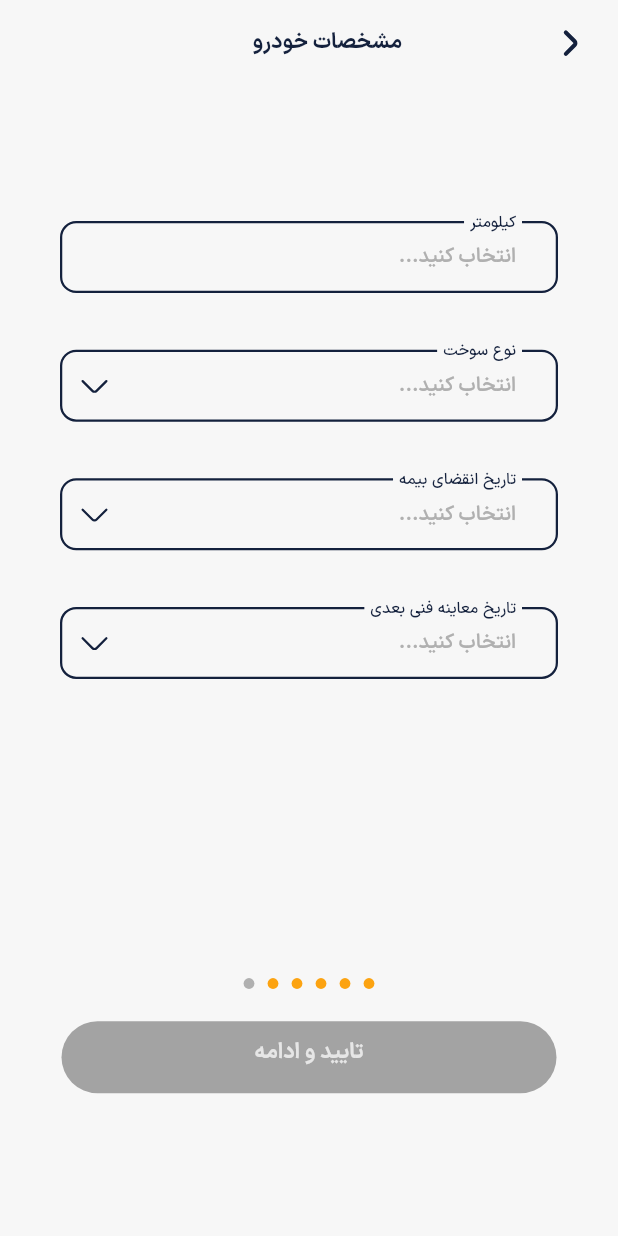
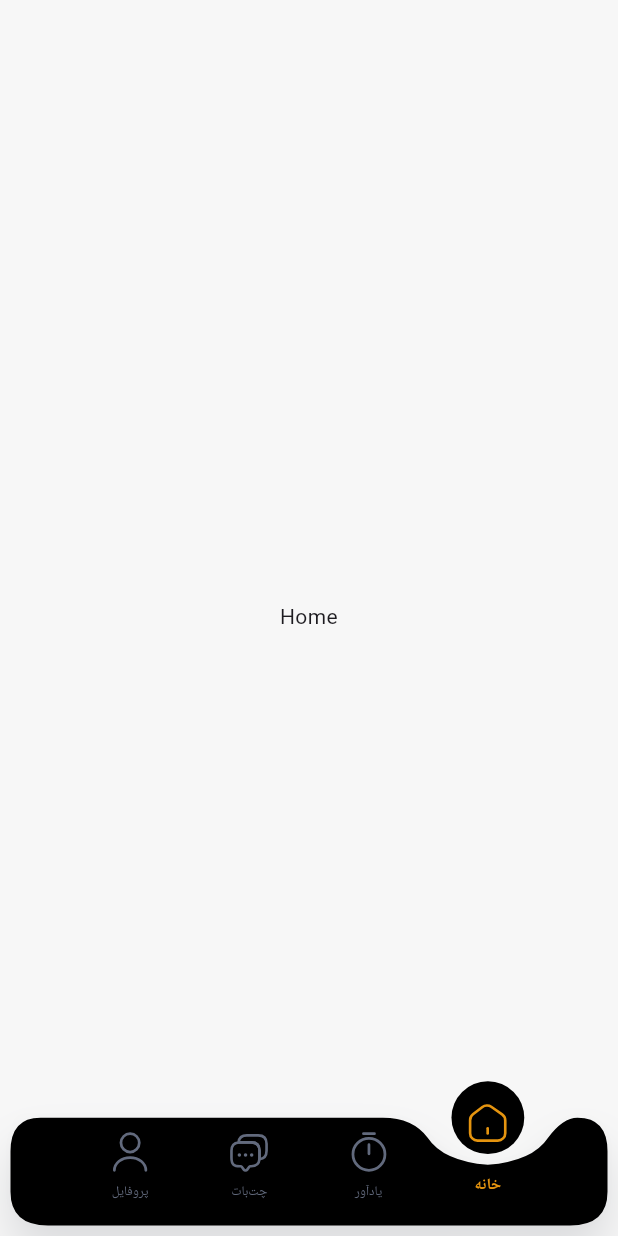
Before and after one commit to Mahan-Saljoughian/MotoGen, a Flutter app: the screen it shows after launch, on a phone screen of 412 x 824 dp. Run offline on Flutter 3.47's test engine with Material 3 defaults, Android fonts, the phone set to English and light mode, and no system bars; our stand-ins replace flutter_riverpod, flutter_screenutil, flutter_svg, logger, shamsi_date, shared_preferences.

Commit message:
developed animated custom navbar

```diff
--- a/lib/core/constants/app_icons.dart
+++ b/lib/core/constants/app_icons.dart
@@ -11,9 +11,9 @@ class AppIcons {
   static const String send = "assets/icons/send.svg";
   static const String loadingDotTop = "assets/icons/loading_dot_top.svg";
   static const String loadingDotBottom = "assets/icons/loading_dot_bottom.svg";
-  static const String user = "assets/icons/user.svg";
-  static const String messages = "assets/icons/messages.svg";
-  static const String timer = "assets/icons/timer.svg";
+  static const String profile = "assets/icons/user.svg";
+  static const String chatbot = "assets/icons/messages.svg";
+  static const String notifier = "assets/icons/timer.svg";
   static const String home = "assets/icons/home.svg";
   static const String errorCircle = "assets/icons/error_circle.svg";
 }
--- a/lib/features/car_info/viewmodels/date_input_view_model.dart
+++ b/lib/features/car_info/viewmodels/date_input_view_model.dart
@@ -67,7 +67,7 @@ class DateInputViewModel extends ChangeNotifier {
   }
 
   bool get _isFutureDateValid {
-    if (_isFieldsValid) return false;
+    if (!_isFieldsValid) return false;
     final inputDate = asDateTime;
     if (inputDate == null) return false;
     final now = DateTime.now();
--- a/lib/features/car_info/widgets/bottomsheet_date_show.dart
+++ b/lib/features/car_info/widgets/bottomsheet_date_show.dart
@@ -301,6 +301,7 @@ class _BottomsheetDateShowState extends ConsumerState<BottomsheetDateShow> {
                   ),
                 ),
               if (!dateVM.isFieldsValid) SizedBox(height: 60.h),
+              if (dateVM.isDateValid) SizedBox(height: 60.h),
               OnboardingButton(
                 onPressed: () {
                   final pickedDate = dateVM.asDateTime;
--- /dev/null
+++ b/lib/features/nav_bar/custom_nav_bar.dart
@@ -0,0 +1,249 @@
+// nav_bar.dart
+import 'package:flutter/material.dart';
+import 'package:flutter_screenutil/flutter_screenutil.dart';
+import 'package:flutter_svg/flutter_svg.dart';
+import 'package:motogen/core/constants/app_colors.dart';
+import 'package:motogen/core/constants/app_icons.dart';
+import 'package:motogen/features/nav_bar/nav_bar_painter.dart';
+
+class CustomNavBar extends StatefulWidget {
+  final int selected;
+  final Function(int) onTap;
+  final TickerProvider vsync;
+
+  const CustomNavBar({
+    super.key,
+    required this.selected,
+    required this.onTap,
+    required this.vsync,
+  });
+
+  @override
+  State<CustomNavBar> createState() => _NavBarState();
+}
+
+class _NavBarState extends State<CustomNavBar> {
+  static const defaultPadding = 40.0;
+  static const defaultMargin = 7.0;
+
+  int noOfIcons = 4;
+
+  List<String> icons = [
+    AppIcons.home,
+    AppIcons.notifier,
+    AppIcons.chatbot,
+    AppIcons.profile,
+  ];
+
+  List<String> labels = ['خانه', 'یادآور', 'چت‌بات', 'پروفایل'];
+
+  late double position;
+  late AnimationController controller;
+  late Animation<double> animation;
+
+
+  @override
+  void initState() {
+    controller = AnimationController(
+      vsync: widget.vsync,
+      duration: const Duration(milliseconds: 375),
+    );
+
+    super.initState();
+  }
+
+  int getVisualIndex(int index) {
+    final isRTL = Directionality.of(context) == TextDirection.rtl;
+    return isRTL ? index : (noOfIcons - 1 - index);
+  }
+
+  double getEndPosition(
+    int index,
+    double screenWidth,
+    double horzPadding,
+    double horzMargin,
+  ) {
+    double totalMargin = 2 * horzMargin;
+    double totalPadding = 2 * horzPadding;
+    double valueToOmit = totalMargin + totalPadding;
+    int slot = getVisualIndex(index);
+    double slotWidth = (screenWidth - valueToOmit) / noOfIcons;
+    return (slotWidth * slot + horzPadding) + (slotWidth / 2) - 70.w;
+  }
+
+  void _setPosition(
+    int idx,
+    double screenWidth,
+    double horzPadding,
+    double horzMargin,
+  ) {
+    position = getEndPosition(idx, screenWidth, horzPadding, horzMargin);
+    animation = Tween<double>(
+      begin: position,
+      end: position,
+    ).animate(controller);
+    setState(() {});
+  }
+
+  void animateDrop(
+    int index,
+    double screenWidth,
+    double horzPadding,
+    double horzMargin,
+  ) {
+    final newPos = getEndPosition(index, screenWidth, horzPadding, horzMargin);
+    animation = Tween<double>(
+      begin: position,
+      end: newPos,
+    ).animate(CurvedAnimation(parent: controller, curve: Curves.easeOutBack));
+    controller.forward(from: 0).then((_) {
+      position = newPos;
+    });
+    setState(() {});
+  }
+
+  @override
+  void didUpdateWidget(CustomNavBar oldWidget) {
+    if (widget.selected != oldWidget.selected) {
+      final mq = MediaQuery.of(context);
+      final horzPadding = 40.0.w;
+      final horzMargin = 7.0.w;
+      animateDrop(widget.selected, mq.size.width, horzPadding, horzMargin);
+    }
+    super.didUpdateWidget(oldWidget);
+  }
+
+  @override
+  void didChangeDependencies() {
+    super.didChangeDependencies();
+
+    WidgetsBinding.instance.addPostFrameCallback((_) {
+      if (mounted) {
+        final mq = MediaQuery.of(context);
+        final horzPadding = 40.0.w;
+        final horzMargin = 7.0.w;
+        _setPosition(widget.selected, mq.size.width, horzPadding, horzMargin);
+      }
+    });
+  }
+
+  @override
+  void dispose() {
+    controller.dispose();
+    super.dispose();
+  }
+
+  @override
+  Widget build(BuildContext context) {
+
+    final mq = MediaQuery.of(context);
+    final screenWidth = mq.size.width;
+    final horizontalPadding = 40.0.w;
+    final horizontalMargin = 7.0.w;
+    final isRTL = Directionality.of(context) == TextDirection.rtl;
+
+    return Padding(
+      padding: EdgeInsets.only(
+        bottom: horizontalMargin,
+        left: horizontalMargin,
+        right: horizontalMargin,
+      ),
+      child: AnimatedBuilder(
+        animation: controller,
+        builder: (context, child) {
+          return CustomPaint(
+            painter: NavBarPainter(animation.value, isRTL),
+            size: Size(screenWidth - (2 * horizontalMargin), 80.0.h),
+            child: SizedBox(
+              height: 120.0.h,
+              width: screenWidth - (2 * horizontalMargin),
+              child: Padding(
+                padding: EdgeInsets.symmetric(horizontal: horizontalPadding),
+                child: Row(
+                  crossAxisAlignment: CrossAxisAlignment.end,
+                  children: icons.asMap().entries.map((entry) {
+                    int index = entry.key;
+                    String icon = entry.value;
+                    String label = labels[index];
+                    final isSelected = widget.selected == index;
+
+                    return GestureDetector(
+                      onTap: () {
+                        debugPrint(
+                          'debug Tapped index $index, visual slot: ${getVisualIndex(index)}',
+                        );
+                        if (widget.selected != index) {
+                          widget.onTap(index);
+                        }
+                      },
+                      child: AnimatedContainer(
+                        duration: const Duration(milliseconds: 375),
+                        curve: Curves.easeOut,
+                        width:
+                            (screenWidth -
+                                (2 * horizontalMargin) -
+                                (2 * horizontalPadding)) /
+                            noOfIcons,
+                        padding: EdgeInsets.only(top: 14.h, bottom: 16.h),
+                        alignment: Alignment.bottomCenter,
+                        child: Column(
+                          mainAxisAlignment: MainAxisAlignment.end,
+                          mainAxisSize: MainAxisSize.min,
+                          children: [
+                            AnimatedPadding(
+                              duration: const Duration(milliseconds: 375),
+                              curve: Curves.easeOutCubic,
+                              padding: EdgeInsets.only(
+                                bottom: isSelected ? 16.h : 0,
+                              ),
+                              child: AnimatedSwitcher(
+                                duration: const Duration(milliseconds: 375),
+                                child: SvgPicture.asset(
+                                  icon,
+                                  key: ValueKey(
+                                    isSelected ? 'yellow$index' : 'gray$index',
+                                  ),
+                                  width: 30.0.w,
+                                  colorFilter: ColorFilter.mode(
+                                    isSelected
+                                        ? AppColors.orange600
+                                        : AppColors.blue300,
+                                    BlendMode.srcIn,
+                                  ),
+                                ),
+                              ),
+                            ),
+                            SizedBox(height: 6.h),
+                            AnimatedPadding(
+                              duration: const Duration(milliseconds: 300),
+                              padding: EdgeInsets.only(
+                                bottom: isSelected ? 6.0.h : 2.0.h,
+                              ),
+                              child: AnimatedDefaultTextStyle(
+                                duration: const Duration(milliseconds: 300),
+                                style: TextStyle(
+                                  fontSize: isSelected ? 11.71.sp : 9.76.sp,
+                                  fontWeight: isSelected
+                                      ? FontWeight.w600
+                                      : FontWeight.w500,
+                                  color: isSelected
+                                      ? AppColors.orange600
+                                      : AppColors.blue300,
+                                ),
+                                child: Text(label),
+                              ),
+                            ),
+                          ],
+                        ),
+                      ),
+                    );
+                  }).toList(),
+                ),
+              ),
+            ),
+          );
+        },
+      ),
+    );
+  }
+}
--- a/lib/main.dart
+++ b/lib/main.dart
@@ -13,6 +13,7 @@ import 'package:motogen/features/onboarding/views/onboarding_page_1.dart';
 import 'package:motogen/features/onboarding/views/personal_info_screen.dart';
 import 'package:motogen/features/phone_number/views/enter_phone_number_screen.dart';
 import 'package:motogen/features/phone_number/views/validate_code_screen.dart';
+import 'package:motogen/main_scaffold.dart';
 
 void main() {
   runApp(
@@ -47,13 +48,14 @@ class MyApp extends StatelessWidget {
       ],
       debugShowCheckedModeBanner: false,
       title: 'MotoGen',
-      home: CarInfoScreen(
+      home: /*  CarInfoScreen(
         currentPage: 4,
         count: 6,
         onNext: () {},
         onBack: () {},
         carInfoField: carInfoSecondPageFields,
-      ),
+      ), */
+          MainScaffold(),
     );
   }
 }
--- /dev/null
+++ b/lib/main_scaffold.dart
@@ -0,0 +1,48 @@
+// main_scaffold.dart
+import 'package:flutter/material.dart';
+import 'package:flutter_screenutil/flutter_screenutil.dart';
+import 'package:motogen/features/nav_bar/custom_nav_bar.dart';
+
+class MainScaffold extends StatefulWidget {
+  const MainScaffold({super.key});
+
+  @override
+  State<MainScaffold> createState() => _MainScaffoldState();
+}
+
+class _MainScaffoldState extends State<MainScaffold>
+    with TickerProviderStateMixin {
+  int selected = 0;
+
+  // Example pages for IndexedStack!
+  final pages = [
+    Center(child: Text('Home')),
+    Center(child: Text('Notifier')),
+    Center(child: Text('Chatbot')),
+    Center(child: Text('Profile')),
+  ];
+
+  @override
+  Widget build(BuildContext context) {
+    return Scaffold(
+      body: Stack(
+        children: [
+          /// Main content
+          Positioned.fill(
+            child: IndexedStack(index: selected, children: pages),
+          ),
+
+          /// NavBar
+          Align(
+            alignment: Alignment.bottomCenter,
+            child: CustomNavBar(
+              selected: selected,
+              onTap: (i) => setState(() => selected = i),
+              vsync: this,
+            ),
+          ),
+        ],
+      ),
+    );
+  }
+}
--- a/pubspec.yaml
+++ b/pubspec.yaml
@@ -39,6 +39,9 @@ dependencies:
   http:
   logger:
   shamsi_date:
+  curved_navigation_bar:
+
+  floating_bottom_navigation_bar:
 
 
 dev_dependencies:
```
Also changed, not shown: lib/features/nav_bar/nav_bar_painter.dart (added, +79 -0 lines), pubspec.lock.
